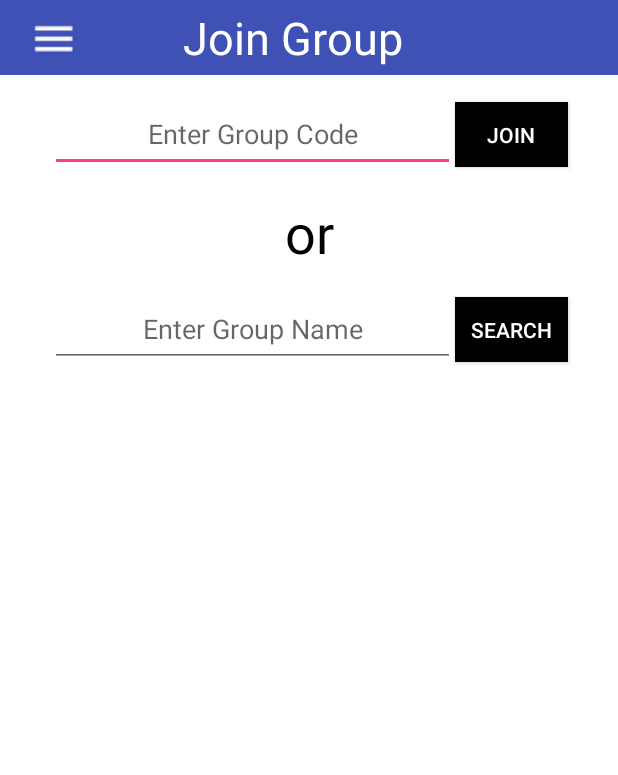
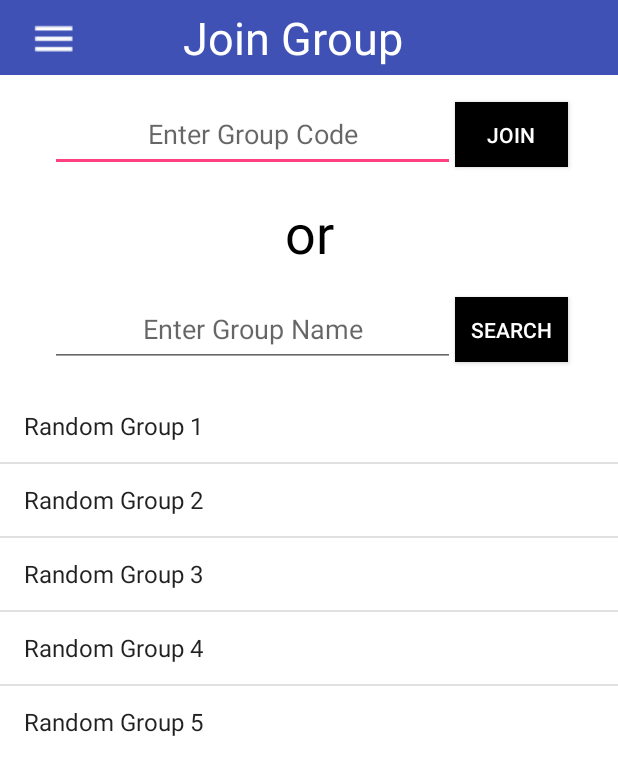
Before and after one commit to nozberkm/CSE-110-Galendary, an Android app: the JoinGroup screen opened directly, with no data from a screen before it, after a tap on "SEARCH", on a phone screen of 412 x 824 dp. Shown: the top 775 px of the screen. Run offline under Robolectric (Android 15) with nearby library versions, the phone set to English and light mode, and no system bars.

Commit message:
put search back on join group, works with search button

```diff
--- a/app/src/main/java/com/example/aymaan/cse110applogin/JoinGroup.java
+++ b/app/src/main/java/com/example/aymaan/cse110applogin/JoinGroup.java
@@ -16,15 +16,18 @@ import android.widget.ListView;
 
 public class JoinGroup extends AppCompatActivity {
 
-
+    ListView lstview;
+    ArrayAdapter adapter;
     Context context;
     private Button search;
     private Button join;
+    String[] items={"Random Group 1","Random Group 2","Random Group 3","Random Group 4","Random Group 5"};
 
     protected void onCreate(Bundle savedInstanceState) {
         super.onCreate(savedInstanceState);
         setContentView(R.layout.join_group);
         context=this;
+        lstview=(ListView)findViewById(R.id.listv);
         join = (Button) findViewById(R.id.button);
         search = (Button) findViewById(R.id.button2);
 
@@ -37,7 +40,32 @@ public class JoinGroup extends AppCompatActivity {
         search.setOnClickListener(new View.OnClickListener() {
             @Override
             public void onClick(View v) {
+                adapter = new ArrayAdapter(context, android.R.layout.simple_list_item_1, items);
+                lstview.setAdapter(adapter);
+            }
+        });
 
+        lstview.setOnItemClickListener(new AdapterView.OnItemClickListener() {
+            @Override
+            public void onItemClick(AdapterView<?> parent, View view, int position, long id) {
+                String text = lstview.getItemAtPosition(position).toString();
+                System.out.println(text);
+                AlertDialog.Builder builder = new AlertDialog.Builder(context);
+                builder.setMessage("Do you want to send " + text + " a join request?");
+                builder.setCancelable(false);
+                builder.setPositiveButton("Yes", new DialogInterface.OnClickListener() {
+                    @Override
+                    public void onClick(DialogInterface dialog, int which) {
+                        //send join request
+                    }
+                });
+                builder.setNegativeButton("No", new DialogInterface.OnClickListener() {
+                    @Override
+                    public void onClick(DialogInterface dialog, int which) {
+                        //do nothing
+                    }
+                });
+                builder.create().show();
             }
         });
     }
--- a/app/src/main/res/layout/join_group.xml
+++ b/app/src/main/res/layout/join_group.xml
@@ -105,4 +105,12 @@
             android:textColor="@android:color/background_light" />
     </LinearLayout>
 
+    <ListView
+        android:id="@+id/listv"
+        android:layout_width="match_parent"
+        android:layout_height="wrap_content"
+        >
+
+    </ListView>
+
 </LinearLayout>
```
